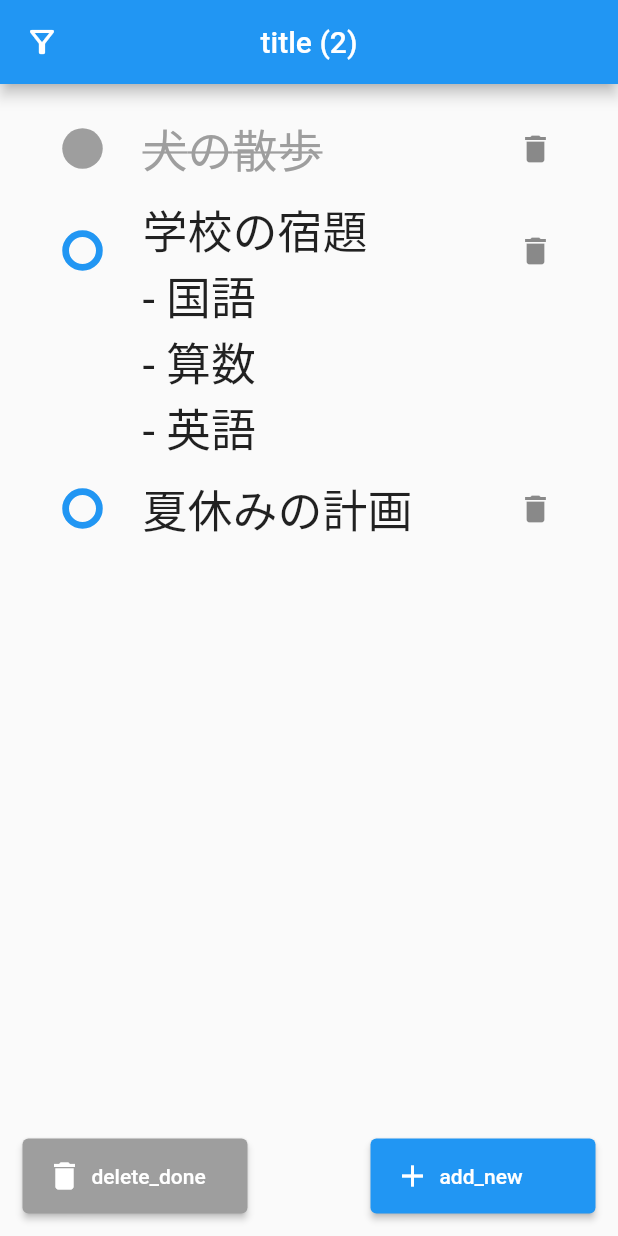
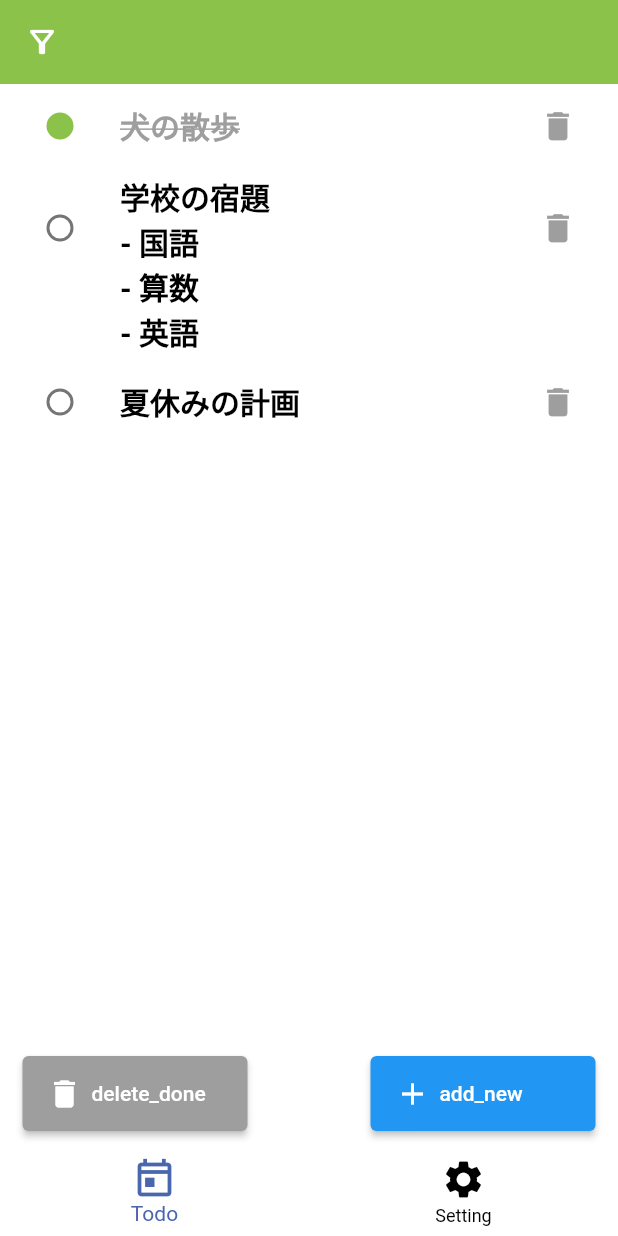
Before and after one commit to iseruuuuu/hobby_memo_app, a Flutter app: the screen it shows after launch, on a phone screen of 412 x 824 dp. Run offline on Flutter 3.47's test engine with Material 2 defaults, Android fonts, the phone set to English and light mode, and no system bars; our stand-ins replace get, shared_preferences.

Commit message:
add: UIの微調整をした

```diff
--- /dev/null
+++ b/lib/controller/tab_screen_controller.dart
@@ -0,0 +1,18 @@
+// Package imports:
+import 'package:get/get.dart';
+
+// Project imports:
+
+class TabScreenController extends GetxController {
+  RxInt selectedIndex = 0.obs;
+  final data = <DateTime>[];
+
+  @override
+  void onInit() {
+    super.onInit();
+  }
+
+  void onTap(int index) {
+    selectedIndex.value = index;
+  }
+}
--- a/lib/main.dart
+++ b/lib/main.dart
@@ -1,12 +1,12 @@
 import 'package:flutter/material.dart';
 import 'package:get/get.dart';
-import 'package:hobby_memo_app/screen/todo_screen.dart';
+import 'package:hobby_memo_app/screen/tab_screen.dart';
 import 'package:hobby_memo_app/service/storage_service.dart';
 
 void main() async {
   WidgetsFlutterBinding.ensureInitialized();
   await StorageService.init();
-  runApp(MyApp());
+  runApp(const MyApp());
 }
 
 class MyApp extends StatelessWidget {
@@ -14,9 +14,9 @@ class MyApp extends StatelessWidget {
 
   @override
   Widget build(BuildContext context) {
-    return GetMaterialApp(
+    return const GetMaterialApp(
       debugShowCheckedModeBanner: false,
-      home: TodoScreen(),
+      home: TabScreen(),
     );
   }
 }
--- a/lib/screen/component/todo_check_box.dart
+++ b/lib/screen/component/todo_check_box.dart
@@ -11,15 +11,11 @@ class TodoCheckbox extends StatelessWidget {
   @override
   Widget build(BuildContext context) {
     return Transform.scale(
-      scale: 1.5,
+      scale: 1.0,
       child: Checkbox(
         shape: const CircleBorder(),
         checkColor: Colors.transparent,
-        activeColor: Colors.grey,
-        side: BorderSide(
-          width: 3,
-          color: Theme.of(context).colorScheme.primary,
-        ),
+        activeColor: Colors.lightGreen,
         value: todo.done,
         onChanged: (value) {
           Get.find<TodoController>().updateDone(value!, todo);
--- a/lib/screen/component/todo_list.dart
+++ b/lib/screen/component/todo_list.dart
@@ -4,34 +4,46 @@ import 'package:hobby_memo_app/controller/todo_controller.dart';
 import 'package:hobby_memo_app/model/todo.dart';
 import 'package:hobby_memo_app/screen/component/todo_check_box.dart';
 
-
 class TodoTile extends StatelessWidget {
   final Todo todo;
 
-  const TodoTile({required this.todo, Key? key}) : super(key: key);
+  const TodoTile({
+    Key? key,
+    required this.todo,
+  }) : super(key: key);
 
   @override
   Widget build(BuildContext context) {
     return ListTile(
       onTap: () {
-        Get.toNamed('/todo/${todo.id}');
+        // Get.toNamed('/todo/${todo.id}');
+        //TODO Todo詳細画面に飛ぶようにする
       },
       leading: TodoCheckbox(todo),
       title: Text(
         todo.description,
         style: todo.done
             ? const TextStyle(
-          color: Colors.grey,
-          fontSize: 30,
-          decoration: TextDecoration.lineThrough,
+                color: Colors.grey,
+                fontSize: 20,
+                fontWeight: FontWeight.bold,
+                decoration: TextDecoration.lineThrough,
               )
-            : const TextStyle(fontSize: 30),
+            : const TextStyle(
+                color: Colors.black,
+                fontSize: 20,
+                fontWeight: FontWeight.bold,
+              ),
       ),
       trailing: IconButton(
         onPressed: () {
           Get.find<TodoController>().remove(todo);
         },
-        icon: const Icon(Icons.delete),
+        icon: const Icon(
+          Icons.delete,
+          size: 25,
+          color: Colors.grey,
+        ),
       ),
     );
   }
--- /dev/null
+++ b/lib/screen/setting_screen.dart
@@ -0,0 +1,10 @@
+import 'package:flutter/material.dart';
+
+class SettingScreen extends StatelessWidget {
+  const SettingScreen({Key? key}) : super(key: key);
+
+  @override
+  Widget build(BuildContext context) {
+    return Container();
+  }
+}
--- /dev/null
+++ b/lib/screen/tab_screen.dart
@@ -0,0 +1,53 @@
+import 'package:flutter/material.dart';
+import 'package:get/get.dart';
+import 'package:hobby_memo_app/controller/tab_screen_controller.dart';
+import 'package:hobby_memo_app/screen/setting_screen.dart';
+import 'package:hobby_memo_app/screen/todo_screen.dart';
+
+class TabScreen extends StatelessWidget {
+  const TabScreen({Key? key}) : super(key: key);
+
+  @override
+  Widget build(BuildContext context) {
+    final controller = Get.put(TabScreenController());
+    return Obx(
+      () => Scaffold(
+        resizeToAvoidBottomInset: false,
+        body: [
+          const TodoScreen(),
+          const SettingScreen(),
+        ][controller.selectedIndex.value],
+        bottomNavigationBar: DecoratedBox(
+          decoration: const BoxDecoration(
+            border: Border(
+              top: BorderSide(
+                width: 0,
+                color: Colors.white,
+              ),
+            ),
+          ),
+          child: BottomNavigationBar(
+            elevation: 0,
+            backgroundColor: Colors.white,
+            selectedItemColor: const Color(0xFF4A67AD),
+            unselectedItemColor: Colors.black,
+            iconSize: 30,
+            currentIndex: controller.selectedIndex.value,
+            onTap: controller.onTap,
+            items: const [
+              BottomNavigationBarItem(
+                icon: Icon(Icons.today_outlined),
+                label: 'Todo',
+              ),
+              BottomNavigationBarItem(
+                icon: Icon(Icons.settings),
+                label: 'Setting',
+              ),
+            ],
+            type: BottomNavigationBarType.fixed,
+          ),
+        ),
+      ),
+    );
+  }
+}
--- a/lib/screen/todo_add_screen.dart
+++ b/lib/screen/todo_add_screen.dart
@@ -10,10 +10,10 @@ class TodoAddScreen extends StatefulWidget {
   const TodoAddScreen({Key? key, this.todoId}) : super(key: key);
 
   @override
-  _TodoAddScreenState createState() => _TodoAddScreenState();
+  TodoAddScreenState createState() => TodoAddScreenState();
 }
 
-class _TodoAddScreenState extends State<TodoAddScreen> {
+class TodoAddScreenState extends State<TodoAddScreen> {
   final todoController = Get.find<TodoController>();
   final textController = TextEditingController();
   Todo? todo;
@@ -21,18 +21,10 @@ class _TodoAddScreenState extends State<TodoAddScreen> {
   @override
   void initState() {
     super.initState();
-    // 既存更新の場合（新規作成は以下無視）
     if (widget.todoId != null) {
-      // 該当タスクを探してtodoに代入
       todo = todoController.getTodoById(widget.todoId!);
       if (todo != null) {
-        // TextFieldにdescription表示
         textController.text = todo!.description;
-      } else {
-        // 遷移中にbuildが走るとエラーが出るので最初のフレームが描画されてから
-        // WidgetsBinding.instance!.addPostFrameCallback((_) {
-        //   Get.offNamed('/home');
-        // });
       }
     }
   }
@@ -47,7 +39,6 @@ class _TodoAddScreenState extends State<TodoAddScreen> {
   Widget build(BuildContext context) {
     return Scaffold(
       appBar: AppBar(
-        // 既存編集ならID、新規作成なら「新規タスク」と表示
         title: Text('id: ${(todo?.id ?? 'new_todo'.tr)}'),
       ),
       body: Padding(
@@ -66,7 +57,7 @@ class _TodoAddScreenState extends State<TodoAddScreen> {
                     focusedBorder: InputBorder.none,
                   ),
                   style: const TextStyle(fontSize: 25),
-                  maxLines: null, // 行数に制限なし
+                  maxLines: null,
                 ),
               ],
             ),
@@ -77,9 +68,7 @@ class _TodoAddScreenState extends State<TodoAddScreen> {
                   label: 'cancel'.tr,
                   icon: Icons.cancel,
                   color: Colors.grey,
-                  onPressed: () {
-                    Get.back();
-                  },
+                  onPressed: () => Get.back(),
                 ),
                 ActionButton(
                   label: todo == null ? 'add'.tr : 'update'.tr,
@@ -88,9 +77,9 @@ class _TodoAddScreenState extends State<TodoAddScreen> {
                   onPressed: () {
                     final text = textController.text;
                     if (todo == null && text.isNotEmpty) {
-                      todoController.addTodo(text); // 新規追加
+                      todoController.addTodo(text);
                     } else if (todo != null) {
-                      todoController.updateText(text, todo!); // 既存更新
+                      todoController.updateText(text, todo!);
                     }
                     Get.back();
                   },
--- a/lib/screen/todo_screen.dart
+++ b/lib/screen/todo_screen.dart
@@ -13,23 +13,22 @@ class TodoScreen extends StatelessWidget {
     final todoController = Get.put(TodoController());
     final filterController = Get.put(FilterController());
     return Scaffold(
+      backgroundColor: Colors.white,
       appBar: AppBar(
-        centerTitle: true,
-        title: Obx(
-          () => Text('${'title'.tr} (${todoController.countUndone})'),
-        ),
+        backgroundColor: Colors.lightGreen,
+        elevation: 0,
         leading: IconButton(
-          icon: Obx(() => Icon(
+          icon: Obx(
+            () => Icon(
               filterController.hideDone
                   ? Icons.filter_alt
                   : Icons.filter_alt_outlined,
-              )),
+            ),
+          ),
           onPressed: filterController.toggleHide,
         ),
       ),
-      body: Padding(
-        padding: const EdgeInsets.all(15),
-        child: Stack(
+      body: Stack(
         alignment: Alignment.bottomCenter,
         children: [
           Obx(
@@ -44,7 +43,9 @@ class TodoScreen extends StatelessWidget {
               );
             },
           ),
-            Row(
+          Padding(
+            padding: const EdgeInsets.symmetric(horizontal: 15, vertical: 10),
+            child: Row(
               mainAxisAlignment: MainAxisAlignment.spaceBetween,
               children: [
                 ActionButton(
@@ -65,8 +66,8 @@ class TodoScreen extends StatelessWidget {
                 ),
               ],
             ),
+          ),
         ],
-        ),
       ),
     );
   }
```
Lines whose indentation alone changed are shown as unchanged.
